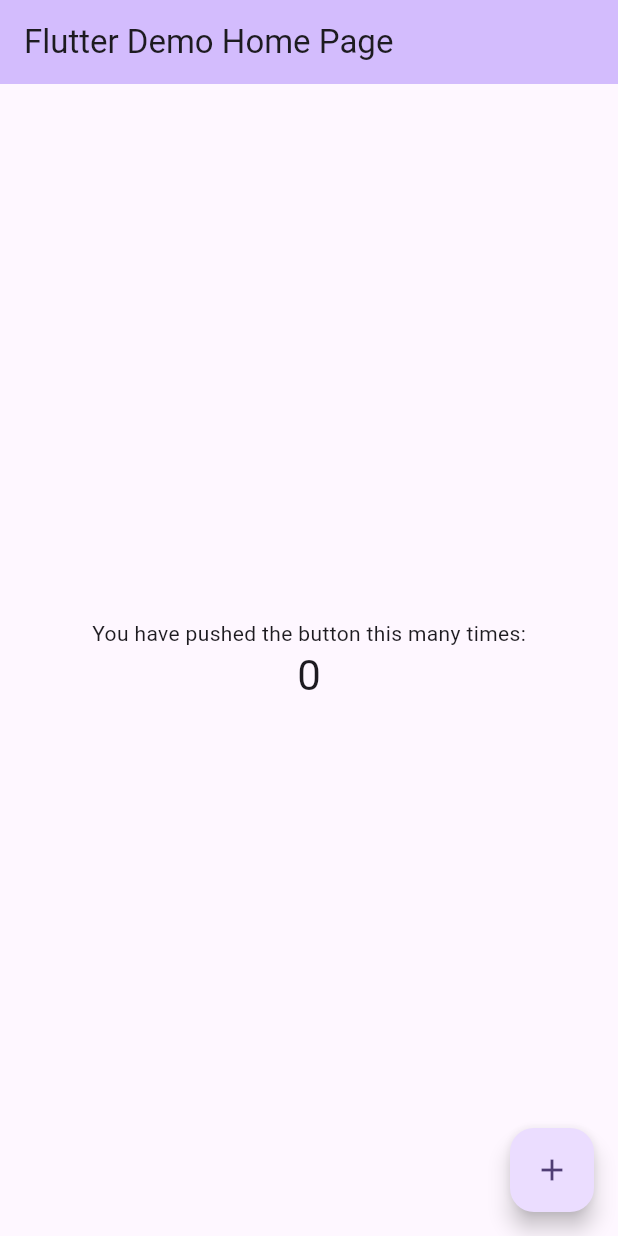
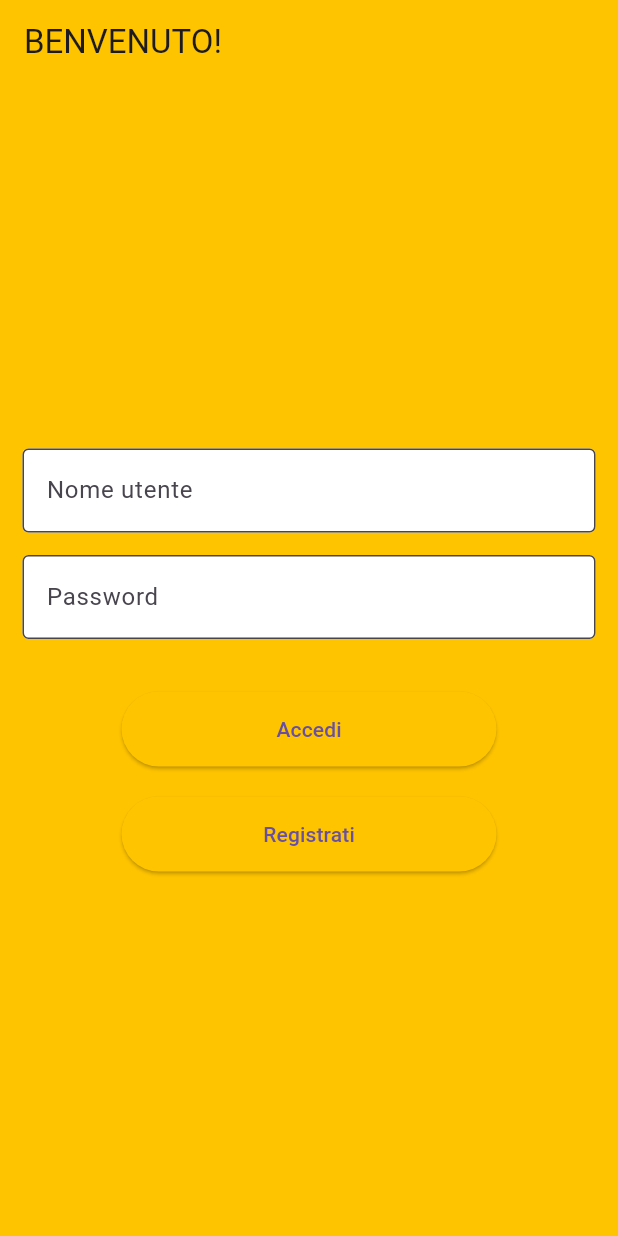
Before and after one commit to Mario020503/applicazione_progetto, a Flutter app: the screen it shows after launch, on a phone screen of 412 x 824 dp. Run offline on Flutter 3.47's test engine with Material 3 defaults, Android fonts, the phone set to English and light mode, and no system bars; our stand-ins replace shared_preferences.

Commit message:
modifiche 12:39

```diff
--- a/lib/drink.dart
+++ /dev/null
@@ -1,3 +0,0 @@
-// Classe drink
-// Nome
-// Grado
--- a/lib/main.dart
+++ b/lib/main.dart
@@ -1,123 +1,43 @@
 import 'package:flutter/material.dart';
-import 'package:impact_authentication/screens/login.dart';
-import 'dart:math'
+import 'package:applicazione_progetto/screens/homePage.dart';
+import 'package:applicazione_progetto/screens/loginPage.dart';
+import 'package:shared_preferences/shared_preferences.dart';
+
 void main() {
-  runApp(const MyApp());
-}
+  runApp(MyApp());
+} //main
 
 class MyApp extends StatelessWidget {
-  const MyApp({super.key});
-
-  // This widget is the root of your application.
+  const MyApp({Key? key}) : super(key: key);
   @override
   Widget build(BuildContext context) {
     return MaterialApp(
-      title: 'Flutter Demo',
-      theme: ThemeData(
-        // This is the theme of your application.
-        //
-        // TRY THIS: Try running your application with "flutter run". You'll see
-        // the application has a purple toolbar. Then, without quitting the app,
-        // try changing the seedColor in the colorScheme below to Colors.green
-        // and then invoke "hot reload" (save your changes or press the "hot
-        // reload" button in a Flutter-supported IDE, or press "r" if you used
-        // the command line to start the app).
-        //
-        // Notice that the counter didn't reset back to zero; the application
-        // state is not lost during the reload. To reset the state, use hot
-        // restart instead.
-        //
-        // This works for code too, not just values: Most code changes can be
-        // tested with just a hot reload.
-        colorScheme: .fromSeed(seedColor: Colors.deepPurple),
-      ),
-      home: const MyHomePage(title: 'Flutter Demo Home Page'),
-    );
-  }
-}
-
-class MyHomePage extends StatefulWidget {
-  const MyHomePage({super.key, required this.title});
-
-  // This widget is the home page of your application. It is stateful, meaning
-  // that it has a State object (defined below) that contains fields that affect
-  // how it looks.
-
-  // This class is the configuration for the state. It holds the values (in this
-  // case the title) provided by the parent (in this case the App widget) and
-  // used by the build method of the State. Fields in a Widget subclass are
-  // always marked "final".
-
-  final String title;
-
-  @override
-  State<MyHomePage> createState() => _MyHomePageState();
-}
-
-class _MyHomePageState extends State<MyHomePage> {
-  int _counter = 0;
-
-  void _incrementCounter() {
-    setState(() {
-      // This call to setState tells the Flutter framework that something has
-      // changed in this State, which causes it to rerun the build method below
-      // so that the display can reflect the updated values. If we changed
-      // _counter without calling setState(), then the build method would not be
-      // called again, and so nothing would appear to happen.
-      _counter++;
-    });
-  }
-
-  @override
-  Widget build(BuildContext context) {
-    // This method is rerun every time setState is called, for instance as done
-    // by the _incrementCounter method above.
-    //
-    // The Flutter framework has been optimized to make rerunning build methods
-    // fast, so that you can just rebuild anything that needs updating rather
-    // than having to individually change instances of widgets.
-    return Scaffold(
-      appBar: AppBar(
-        // TRY THIS: Try changing the color here to a specific color (to
-        // Colors.amber, perhaps?) and trigger a hot reload to see the AppBar
-        // change color while the other colors stay the same.
-        backgroundColor: Theme.of(context).colorScheme.inversePrimary,
-        // Here we take the value from the MyHomePage object that was created by
-        // the App.build method, and use it to set our appbar title.
-        title: Text(widget.title),
-      ),
-      body: Center(
-        // Center is a layout widget. It takes a single child and positions it
-        // in the middle of the parent.
-        child: Column(
-          // Column is also a layout widget. It takes a list of children and
-          // arranges them vertically. By default, it sizes itself to fit its
-          // children horizontally, and tries to be as tall as its parent.
-          //
-          // Column has various properties to control how it sizes itself and
-          // how it positions its children. Here we use mainAxisAlignment to
-          // center the children vertically; the main axis here is the vertical
-          // axis because Columns are vertical (the cross axis would be
-          // horizontal).
-          //
-          // TRY THIS: Invoke "debug painting" (choose the "Toggle Debug Paint"
-          // action in the IDE, or press "p" in the console), to see the
-          // wireframe for each widget.
-          mainAxisAlignment: .center,
-          children: [
-            const Text('You have pushed the button this many times:'),
-            Text(
-              '$_counter',
-              style: Theme.of(context).textTheme.headlineMedium,
-            ),
-          ],
-        ),
-      ),
-      floatingActionButton: FloatingActionButton(
-        onPressed: _incrementCounter,
-        tooltip: 'Increment',
-        child: const Icon(Icons.add),
+      //Now the home becomes a FutureBuilder: we need to wait for the instance of SharedPreferences
+      home: FutureBuilder(
+        future: SharedPreferences.getInstance(),
+        builder: (context, snapshot) {
+          //If the instance is ready...
+          if (snapshot.hasData) {
+            //...get the instance
+            final sharedPreferences = snapshot.data!;
+            //Check if the flag isUserLogged exist...
+            if (sharedPreferences.getBool('isUserLogged') != null) {
+              //..if so, go directly to HomePage
+              return HomePage();
+            } //if
+            else {
+              //...otherwise go to LoginPage
+              return LoginPage();
+            } //else
+          } //if
+          else {
+            //While the instance of SharedPreferences is loading, just show a CircularProgress indicator in the Center
+            return Scaffold(
+              body: Center(child: CircularProgressIndicator()),
+            );
+          } //else
+        },
       ),
     );
-  }
-}
+  } //build
+} //MyApp
--- a/lib/screens/login.dart
+++ /dev/null
@@ -1,5 +0,0 @@
-import 'dart:convert';
-import 'package:flutter/material.dart';
-import 'package:impact_authentication/utils/impact.dart';
-import 'package:http/http.dart' as http;
-import 'package:shared_preferences/shared_preferences.dart';
--- /dev/null
+++ b/lib/screens/loginPage.dart
@@ -0,0 +1,115 @@
+import 'package:flutter/material.dart';
+
+import 'package:applicazione_progetto/screens/homePage.dart';
+import 'package:applicazione_progetto/screens/registerPage.dart';
+import 'package:shared_preferences/shared_preferences.dart';
+
+class LoginPage extends StatefulWidget {
+  @override
+  _LoginPageState createState() => _LoginPageState();
+}//LoginPage
+
+class _LoginPageState extends State<LoginPage> {
+
+  TextEditingController userController = TextEditingController();
+  TextEditingController passwordController = TextEditingController();
+
+  @override
+  Widget build(BuildContext context) {
+    return Scaffold(
+      backgroundColor: Color.fromARGB(255, 255, 196, 0),
+      appBar: AppBar(
+        title: Text("BENVENUTO!"),
+        backgroundColor: Color.fromARGB(255, 255, 196, 0),
+      ),
+      body: Center(
+        child: Column(
+          mainAxisAlignment: MainAxisAlignment.center,
+          children: <Widget>[
+            Padding(
+              padding: EdgeInsets.symmetric(horizontal: 15),
+              child: TextField(
+                controller: userController,
+                decoration: InputDecoration(
+                    filled: true,
+                    fillColor: Colors.white,
+                    border: OutlineInputBorder(),
+                    labelText: 'Nome utente',
+                    hintText: 'Enter username'),
+              ),
+            ),
+            Padding(
+              padding: const EdgeInsets.only(
+                  left: 15.0, right: 15.0, top: 15, bottom: 15),
+              child:
+              TextField(
+                obscureText: true,
+                controller: passwordController,
+                decoration: InputDecoration(
+                    filled: true,
+                    fillColor: Colors.white,
+                    border: OutlineInputBorder(),
+                    labelText: 'Password',
+                    hintText: 'Enter password'),
+              ),
+            ),
+            SizedBox(height: 20),
+            Container(
+              height: 50,
+              width: 250,
+              decoration: BoxDecoration(borderRadius: BorderRadius.circular(20)),
+              child: ElevatedButton(
+                style: ElevatedButton.styleFrom(
+                  backgroundColor: Color.fromARGB(255, 255, 196, 0),
+                ),
+                onPressed: () async{
+                  //Get the instance of SharedPreferences
+                  final sharedPreferences = await SharedPreferences.getInstance();
+                  //Get saved username and password
+                  final savedUsername = sharedPreferences.getString('username') ?? '';
+                  final savedPassword = sharedPreferences.getString('password') ?? '';
+
+                  //Check user's credentials...
+                  if(userController.text == savedUsername && passwordController.text == savedPassword){
+                    //...if they are correct set the isUserLogged flag
+                    await sharedPreferences.setBool('isUserLogged', true);
+                    //Save the logged in username
+                    await sharedPreferences.setString('loggedUsername', userController.text);
+
+                    //Finally, navigate to HomePage
+                    Navigator.pushReplacement(
+                        context, MaterialPageRoute(builder: (_) => HomePage()));
+                  }//if
+                  else{
+                    //If the credentials are not correct, say it!
+                    ScaffoldMessenger.of(context)
+                    ..removeCurrentSnackBar()
+                    ..showSnackBar(SnackBar(content: Text('Nome utente o password errati')));
+                  }//else
+                },
+                child: Text(
+                  'Accedi',
+                ),
+              ),
+            ),
+            SizedBox(height: 20),
+            Container(
+              height: 50,
+              width: 250,
+              decoration: BoxDecoration(borderRadius: BorderRadius.circular(20)),
+              child: ElevatedButton(
+                style: ElevatedButton.styleFrom(
+                  backgroundColor: Color.fromARGB(255, 255, 196, 0),
+                ),
+                onPressed: (){
+                  Navigator.push(context, MaterialPageRoute(builder: (_) => RegisterPage()));
+                },
+                child: Text('Registrati'),
+              ),
+            ),
+          ],
+        ),
+      ),
+    );
+  }//build
+}//_LoginPageState
--- a/pubspec.yaml
+++ b/pubspec.yaml
@@ -30,6 +30,7 @@ environment:
 dependencies:
   flutter:
     sdk: flutter
+  shared_preferences: ^2.5.3
 
   # The following adds the Cupertino Icons font to your application.
   # Use with the CupertinoIcons class for iOS style icons.
```
Also changed, not shown: lib/screens/homePage.dart (added, +98 -0 lines), lib/screens/registerPage.dart (added, +356 -0 lines).
